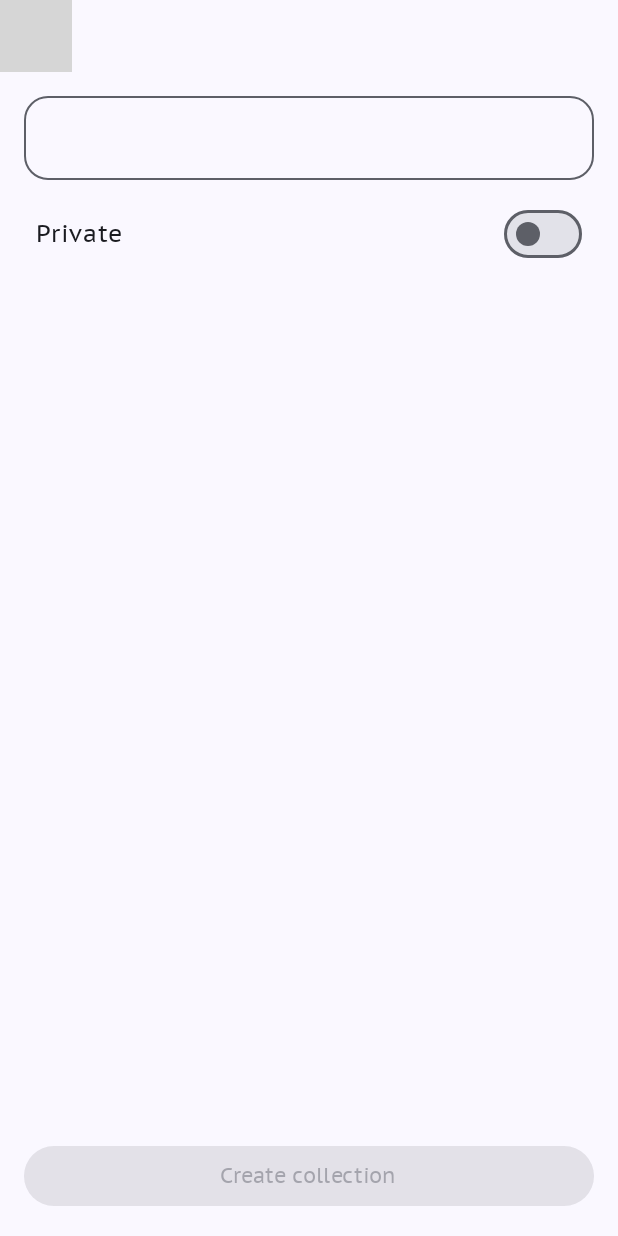
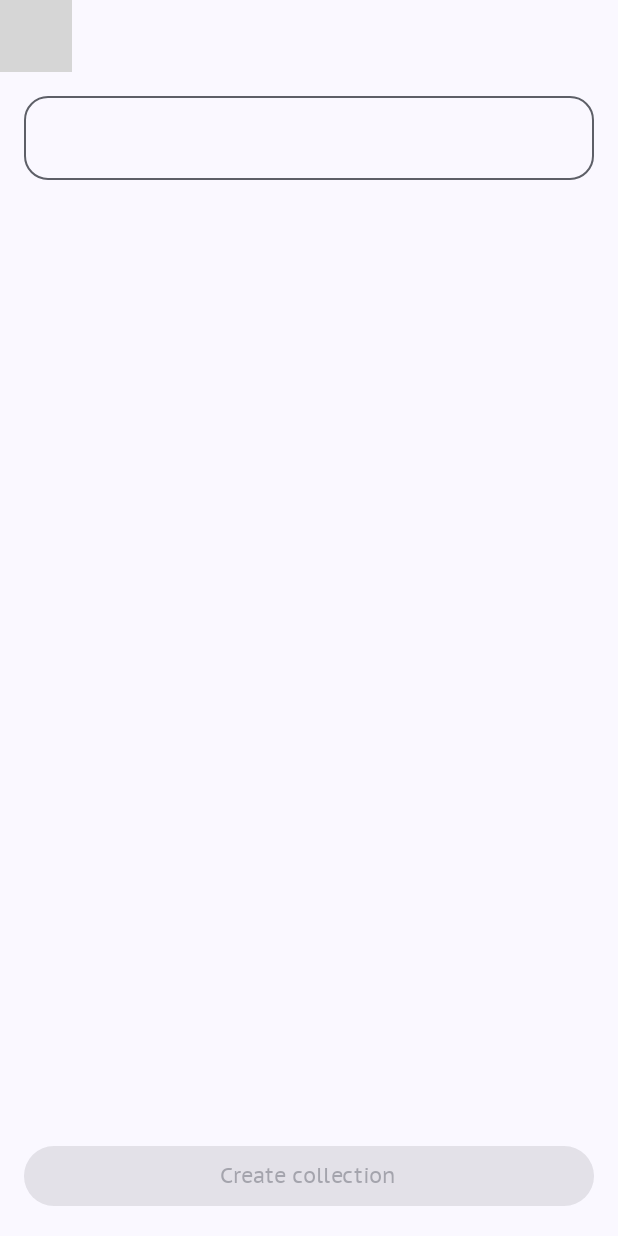
Before and after one commit to sokchanbo/bookmrk-android, an Android app built with Jetpack Compose: the composable AddEditCollectionRoute shown on its own in the app's theme, on a phone screen of 412 x 824 dp. Run offline under Robolectric (Android 15) with nearby library versions, the phone set to English and light mode, and no system bars; our stand-ins replace Dagger/Hilt's generated code; 3 statements that could not run were skipped; grey boxes are pictures that could not be loaded.

Commit message:
remove is private field

```diff
--- a/core/data/src/main/kotlin/com/cb/bookmrk/core/data/repository/CollectionsRepository.kt
+++ b/core/data/src/main/kotlin/com/cb/bookmrk/core/data/repository/CollectionsRepository.kt
@@ -18,7 +18,7 @@ interface CollectionsRepository {
 
     fun countCollectionWithinGroup(groupId: Long): Flow<Int>
 
-    suspend fun createCollection(name: String, isPrivate: Boolean, groupId: Long)
+    suspend fun createCollection(name: String, groupId: Long)
 
     suspend fun updateCollection(id: Long, name: String, groupId: Long)
 
@@ -44,9 +44,9 @@ class CollectionsRepositoryImpl @Inject constructor(
     override fun countCollectionWithinGroup(groupId: Long): Flow<Int> =
         collectionDao.countCollectionWithinGroup(groupId)
 
-    override suspend fun createCollection(name: String, isPrivate: Boolean, groupId: Long) {
+    override suspend fun createCollection(name: String, groupId: Long) {
         collectionDao.insertOrReplaceCollectionEntity(
-            CollectionEntity(name = name, isPrivate = isPrivate, groupId = groupId)
+            CollectionEntity(name = name, groupId = groupId)
         )
     }
 
@@ -55,7 +55,6 @@ class CollectionsRepositoryImpl @Inject constructor(
             CollectionEntity(
                 name = name,
                 groupId = groupId,
-                isPrivate = true,
                 id = id
             )
         )
--- a/core/database/src/main/kotlin/com/cb/bookmrk/core/database/model/BookmarkEntity.kt
+++ b/core/database/src/main/kotlin/com/cb/bookmrk/core/database/model/BookmarkEntity.kt
@@ -77,8 +77,7 @@ fun BookmarkWithCollection.asExternalModel() = Bookmark(
     collection = collection?.let {
         Collection(
             id = bookmark.collectionId!!,
-            name = it.name,
-            isPrivate = false
+            name = it.name
         )
     },
 )
--- a/core/database/src/main/kotlin/com/cb/bookmrk/core/database/model/CollectionEntity.kt
+++ b/core/database/src/main/kotlin/com/cb/bookmrk/core/database/model/CollectionEntity.kt
@@ -25,8 +25,6 @@ import com.cb.bookmrk.core.model.data.Group
 )
 data class CollectionEntity(
     val name: String,
-    @ColumnInfo(name = "is_private")
-    val isPrivate: Boolean,
     @ColumnInfo(name = "group_id")
     val groupId: Long,
     @PrimaryKey(autoGenerate = true)
@@ -50,13 +48,11 @@ data class CollectionWithGroup(
 
 fun CollectionEntity.asExternalModel() = Collection(
     id = id,
-    name = name,
-    isPrivate = isPrivate
+    name = name
 )
 
 fun CollectionWithGroup.asExternalModel() = Collection(
     id = collection.id,
     name = collection.name,
-    isPrivate = collection.isPrivate,
     group = Group(id = collection.groupId, title = group.title)
 )
--- a/core/database/src/main/kotlin/com/cb/bookmrk/core/database/model/PopulatedCollection.kt
+++ b/core/database/src/main/kotlin/com/cb/bookmrk/core/database/model/PopulatedCollection.kt
@@ -14,6 +14,5 @@ data class PopulatedCollection(
 fun PopulatedCollection.asExternalModel() = Collection(
     id = entity.id,
     name = entity.name,
-    isPrivate = entity.isPrivate,
     bookmarks = bookmarks.map(BookmarkEntity::asExternalModel)
 )
--- a/core/model/src/main/kotlin/com/cb/bookmrk/core/model/data/Collection.kt
+++ b/core/model/src/main/kotlin/com/cb/bookmrk/core/model/data/Collection.kt
@@ -3,7 +3,6 @@ package com.cb.bookmrk.core.model.data
 data class Collection(
     val id: Long,
     val name: String,
-    val isPrivate: Boolean,
     val group: Group? = null,
     val bookmarks: List<Bookmark> = emptyList(),
     val bookmarkCount: Int? = null
--- a/feature/addeditcollection/src/main/kotlin/com/cb/bookmrk/core/addeditcollection/AddEditCollectionScreen.kt
+++ b/feature/addeditcollection/src/main/kotlin/com/cb/bookmrk/core/addeditcollection/AddEditCollectionScreen.kt
@@ -72,11 +72,11 @@ internal fun AddEditCollectionRoute(
         onNavigationClick = onNavigationClick,
         collection = collection,
         groups = groups,
-        onCreateUpdateClick = { collectionName, isPrivate, groupId ->
+        onCreateUpdateClick = { collectionName, groupId ->
             if (viewModel.addEditCollectionArgs.collectionId != null && groupId != null) {
                 viewModel.updateCollection(collectionName, groupId)
             } else {
-                viewModel.createCollection(collectionName, isPrivate)
+                viewModel.createCollection(collectionName)
             }
             onCreatedUpdatedSuccess()
         },
@@ -94,7 +94,7 @@ internal fun AddEditCollectionScreen(
     onNavigationClick: () -> Unit,
     collection: Collection?,
     groups: List<Group>,
-    onCreateUpdateClick: (collectionName: String, isPrivate: Boolean, groupId: Long?) -> Unit,
+    onCreateUpdateClick: (collectionName: String, groupId: Long?) -> Unit,
     onConfirmDeleteClick: () -> Unit
 ) {
 
@@ -112,7 +112,6 @@ internal fun AddEditCollectionScreen(
             )
         )
     }
-    var isPrivate by remember { mutableStateOf(false) }
 
     var selectedGroup by remember(collection?.group) {
         mutableStateOf(collection?.group)
@@ -164,16 +163,6 @@ internal fun AddEditCollectionScreen(
                     onClick = { showGroupModalBottomSheet = true }
                 )
             }
-            Row(
-                modifier = Modifier
-                    .fillMaxWidth()
-                    .padding(horizontal = 8.dp),
-                horizontalArrangement = Arrangement.SpaceBetween,
-                verticalAlignment = Alignment.CenterVertically
-            ) {
-                Text(text = stringResource(R.string._private))
-                Switch(checked = isPrivate, onCheckedChange = { isPrivate = it })
-            }
 
             Spacer(modifier = Modifier.weight(1f))
             BookmrkButton(
@@ -186,7 +175,7 @@ internal fun AddEditCollectionScreen(
                     }
                 ),
                 onClick = {
-                    onCreateUpdateClick(collectionName.text, isPrivate, selectedGroup?.id)
+                    onCreateUpdateClick(collectionName.text, selectedGroup?.id)
                 },
                 enabled = collectionName.text.isNotBlank()
             )
--- a/feature/addeditcollection/src/main/kotlin/com/cb/bookmrk/core/addeditcollection/AddEditCollectionViewModel.kt
+++ b/feature/addeditcollection/src/main/kotlin/com/cb/bookmrk/core/addeditcollection/AddEditCollectionViewModel.kt
@@ -46,11 +46,10 @@ internal class AddEditCollectionViewModel @Inject constructor(
         }.stateIn(viewModelScope, SharingStarted.WhileSubscribed(5_000), emptyList())
 
 
-    fun createCollection(name: String, isPrivate: Boolean) {
+    fun createCollection(name: String) {
         viewModelScope.launch {
             collectionsRepository.createCollection(
                 name = name,
-                isPrivate = isPrivate,
                 groupId = addEditCollectionArgs.groupId!!
             )
         }
```
Also changed, not shown: feature/bookmarks/src/main/kotlin/com/cb/bookmrk/feature/bookmarks/BookmarksScreen.kt (+19 -0 lines), feature/editbookmark/src/main/kotlin/com/cb/bookmrk/feature/editbookmark/EditBookmarkScreen.kt (+27 -2 lines), 1 other file.
